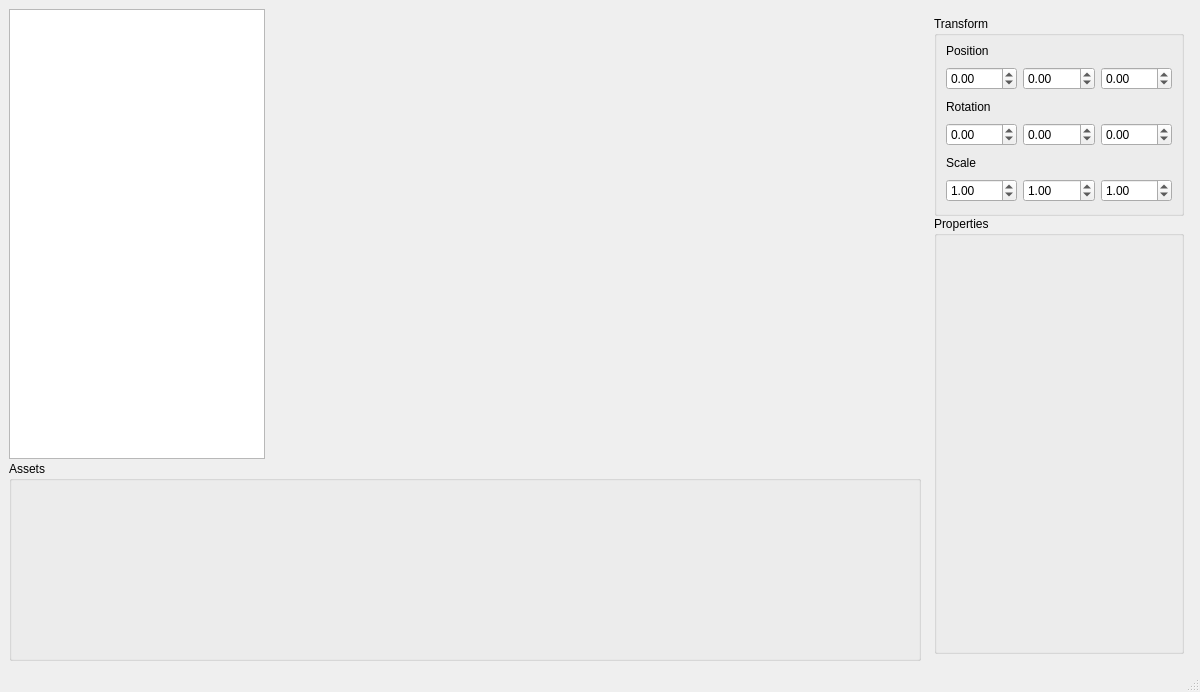
NCCA/cfgaa22-Wantcha, file ui/MainWindow.ui: the form before one commit.
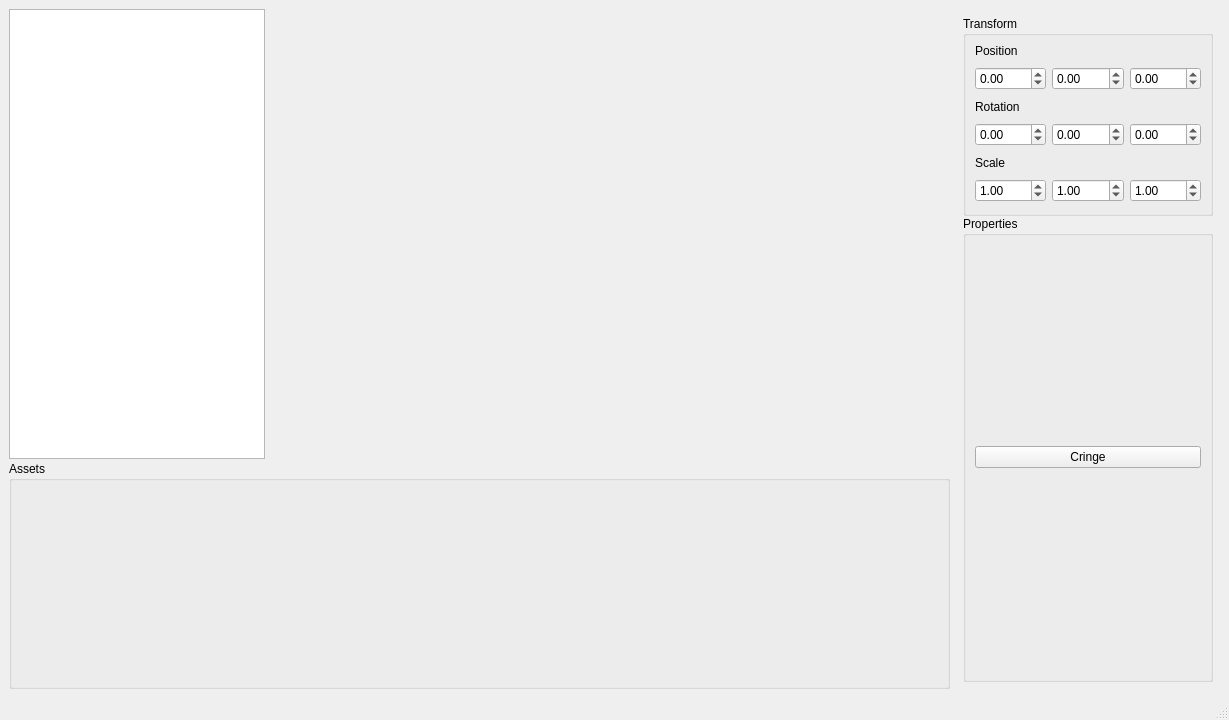
The form after the commit.

Commit message: Implemented first iteration of full PBR shading. Started working on properties box

```diff
--- a/ui/MainWindow.ui
+++ b/ui/MainWindow.ui
@@ -6,8 +6,8 @@
    <rect>
     <x>0</x>
     <y>0</y>
-    <width>1113</width>
-    <height>650</height>
+    <width>1229</width>
+    <height>720</height>
    </rect>
   </property>
   <property name="windowTitle">
@@ -350,6 +350,15 @@
         <property name="title">
          <string>Properties</string>
         </property>
+        <layout class="QGridLayout" name="propertiesLayout">
+         <item row="0" column="0">
+          <widget class="QPushButton" name="pushButton">
+           <property name="text">
+            <string>Cringe</string>
+           </property>
+          </widget>
+         </item>
+        </layout>
        </widget>
       </item>
      </layout>
```
Left out of the diff: 4 changed lines with no effect on the pictures. The commit also changes 20 other files.
